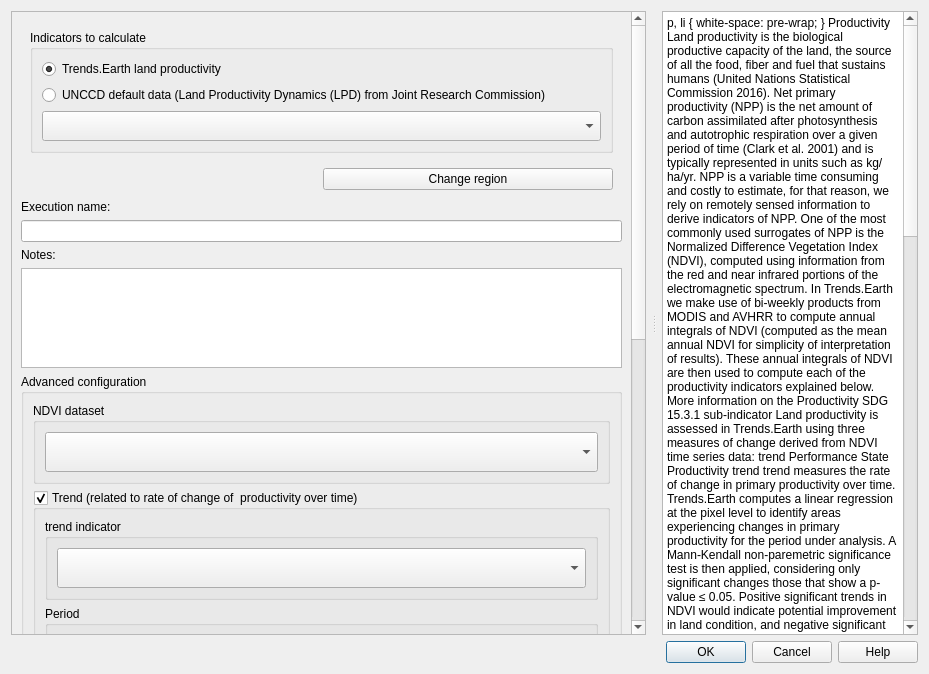
This is LDMP/gui/DlgCalculateProd.ui in ConservationInternational/trends.earth as Qt 5 draws it before an edit. The edited form follows.
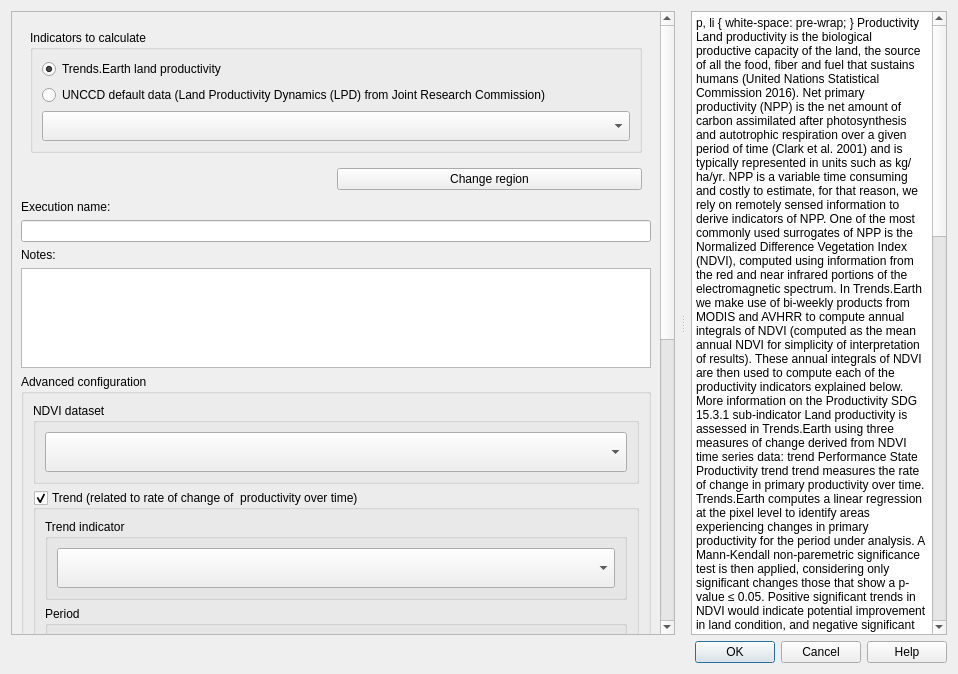
This is the edited form. Custom widgets are drawn as their Qt base class.

Diff of the .ui file:
```diff
--- a/LDMP/gui/DlgCalculateProd.ui
+++ b/LDMP/gui/DlgCalculateProd.ui
@@ -6,7 +6,7 @@
    <rect>
     <x>0</x>
     <y>0</y>
-    <width>929</width>
+    <width>958</width>
     <height>674</height>
    </rect>
   </property>
@@ -71,10 +71,10 @@
          <widget class="QWidget" name="scrollAreaWidgetContents">
           <property name="geometry">
            <rect>
-            <x>0</x>
+            <x>-9</x>
             <y>0</y>
-            <width>637</width>
-            <height>625</height>
+            <width>715</width>
+            <height>621</height>
            </rect>
           </property>
           <layout class="QVBoxLayout" name="verticalLayout_3">
@@ -302,7 +302,7 @@
                     </sizepolicy>
                    </property>
                    <property name="title">
-                    <string>trend indicator</string>
+                    <string>Trend indicator</string>
                    </property>
                    <property name="flat">
                     <bool>true</bool>
@@ -974,7 +974,7 @@
        <string>&lt;!DOCTYPE HTML PUBLIC &quot;-//W3C//DTD HTML 4.0//EN&quot; &quot;http://www.w3.org/TR/REC-html40/strict.dtd&quot;&gt;
 &lt;html&gt;&lt;head&gt;&lt;meta name=&quot;qrichtext&quot; content=&quot;1&quot; /&gt;&lt;style type=&quot;text/css&quot;&gt;
 p, li { white-space: pre-wrap; }
-&lt;/style&gt;&lt;/head&gt;&lt;body style=&quot; font-family:'MS Shell Dlg 2'; font-size:8.25pt; font-weight:400; font-style:normal;&quot;&gt;
+&lt;/style&gt;&lt;/head&gt;&lt;body style=&quot; font-family:'MS Shell Dlg 2'; font-size:12pt; font-weight:400; font-style:normal;&quot;&gt;
 &lt;p style=&quot; margin-top:0px; margin-bottom:0px; margin-left:0px; margin-right:0px; -qt-block-indent:0; text-indent:0px;&quot;&gt;&lt;span style=&quot; font-family:'Ubuntu'; font-size:11pt; font-weight:600;&quot;&gt;Productivity&lt;/span&gt;&lt;/p&gt;
 &lt;p style=&quot; margin-top:12px; margin-bottom:12px; margin-left:0px; margin-right:0px; -qt-block-indent:0; text-indent:0px;&quot;&gt;&lt;span style=&quot; font-family:'Ubuntu'; font-size:11pt;&quot;&gt;Land productivity is the biological productive capacity of the land, the source of all the food, fiber and fuel that sustains humans (United Nations Statistical Commission 2016). Net primary productivity (NPP) is the net amount of carbon assimilated after photosynthesis and autotrophic respiration over a given period of time (Clark et al. 2001) and is typically represented in units such as kg/ha/yr. NPP is a variable time consuming and costly to estimate, for that reason, we rely on remotely sensed information to derive indicators of NPP.&lt;/span&gt;&lt;/p&gt;
 &lt;p style=&quot;-qt-paragraph-type:empty; margin-top:12px; margin-bottom:12px; margin-left:0px; margin-right:0px; -qt-block-indent:0; text-indent:0px; font-family:'Ubuntu'; font-size:11pt;&quot;&gt;&lt;br /&gt;&lt;/p&gt;
```
